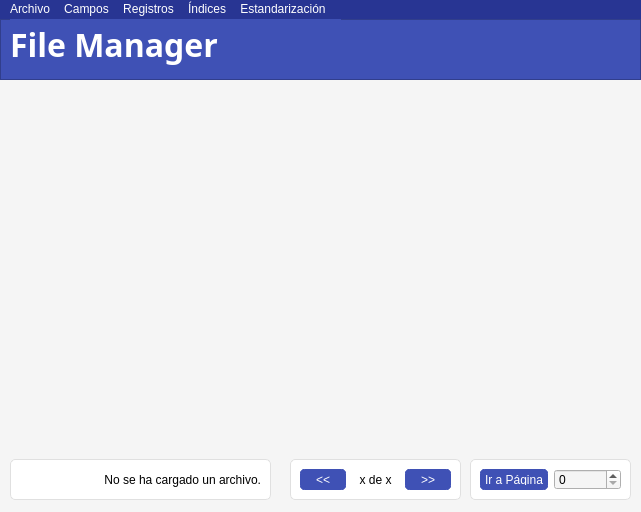
Qt form MainWindow.ui (carlosvelaquez/ProyectoEDII) before a commit.
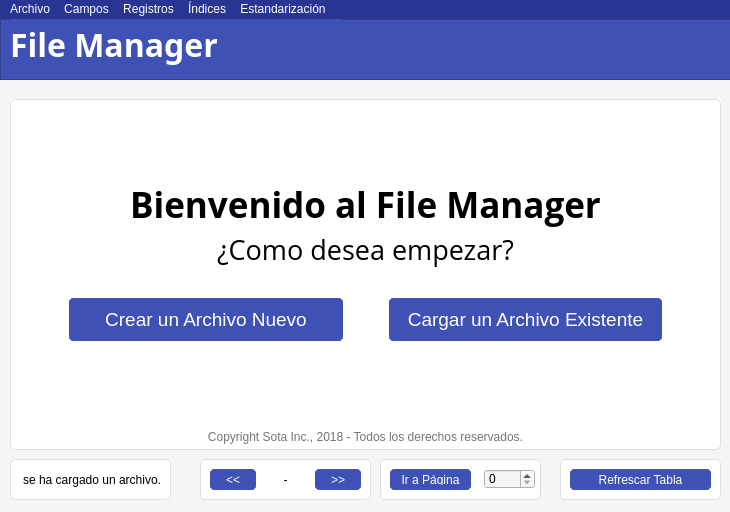
The same form after that commit.

Diff of the .ui file:
```diff
--- a/MainWindow.ui
+++ b/MainWindow.ui
@@ -6,7 +6,7 @@
    <rect>
     <x>0</x>
     <y>0</y>
-    <width>641</width>
+    <width>730</width>
     <height>512</height>
    </rect>
   </property>
@@ -32,7 +32,7 @@
    <widget class="QFrame" name="frame">
     <property name="geometry">
      <rect>
-      <x>290</x>
+      <x>200</x>
       <y>440</y>
       <width>171</width>
       <height>41</height>
@@ -67,7 +67,7 @@
 }</string>
        </property>
        <property name="text">
-        <string>x de x</string>
+        <string>-</string>
        </property>
        <property name="alignment">
         <set>Qt::AlignCenter</set>
@@ -86,7 +86,7 @@
    <widget class="QFrame" name="frame_2">
     <property name="geometry">
      <rect>
-      <x>470</x>
+      <x>380</x>
       <y>440</y>
       <width>161</width>
       <height>41</height>
@@ -105,25 +105,39 @@
     <property name="frameShadow">
      <enum>QFrame::Raised</enum>
     </property>
-    <layout class="QHBoxLayout" name="horizontalLayout_2">
-     <item>
-      <widget class="QPushButton" name="pushButton_adelante_2">
-       <property name="text">
-        <string>Ir a Página</string>
-       </property>
-      </widget>
-     </item>
-     <item>
-      <widget class="QSpinBox" name="spinBox"/>
-     </item>
-    </layout>
+    <widget class="QPushButton" name="pushButton_adelante_2">
+     <property name="geometry">
+      <rect>
+       <x>10</x>
+       <y>10</y>
+       <width>81</width>
+       <height>21</height>
+      </rect>
+     </property>
+     <property name="text">
+      <string>Ir a Página</string>
+     </property>
+    </widget>
+    <widget class="QSpinBox" name="spinBox">
+     <property name="geometry">
+      <rect>
+       <x>104</x>
+       <y>10</y>
+       <width>51</width>
+       <height>20</height>
+      </rect>
+     </property>
+     <property name="maximum">
+      <number>999999</number>
+     </property>
+    </widget>
    </widget>
    <widget class="QTableWidget" name="tableWidget">
     <property name="geometry">
      <rect>
       <x>10</x>
       <y>80</y>
-      <width>621</width>
+      <width>711</width>
       <height>351</height>
      </rect>
     </property>
@@ -145,13 +159,39 @@
     <property name="lineWidth">
      <number>1</number>
     </property>
+    <property name="verticalScrollBarPolicy">
+     <enum>Qt::ScrollBarAsNeeded</enum>
+    </property>
+    <property name="horizontalScrollBarPolicy">
+     <enum>Qt::ScrollBarAlwaysOff</enum>
+    </property>
+    <property name="showGrid">
+     <bool>true</bool>
+    </property>
+    <property name="wordWrap">
+     <bool>false</bool>
+    </property>
+    <property name="cornerButtonEnabled">
+     <bool>true</bool>
+    </property>
+    <attribute name="horizontalHeaderStretchLastSection">
+     <bool>true</bool>
+    </attribute>
+    <attribute name="verticalHeaderStretchLastSection">
+     <bool>false</bool>
+    </attribute>
+    <column>
+     <property name="text">
+      <string>No se ha cargado un archivo. Puede crear uno en Archivo &gt; Nuevo Archivo.</string>
+     </property>
+    </column>
    </widget>
    <widget class="QFrame" name="frame_3">
     <property name="geometry">
      <rect>
       <x>0</x>
       <y>0</y>
-      <width>641</width>
+      <width>731</width>
       <height>61</height>
      </rect>
     </property>
@@ -192,7 +232,7 @@
      <rect>
       <x>10</x>
       <y>440</y>
-      <width>261</width>
+      <width>161</width>
       <height>41</height>
      </rect>
     </property>
@@ -214,7 +254,7 @@
       <rect>
        <x>10</x>
        <y>5</y>
-       <width>241</width>
+       <width>141</width>
        <height>31</height>
       </rect>
      </property>
@@ -231,13 +271,254 @@
      </property>
     </widget>
    </widget>
+   <widget class="QFrame" name="frame_5">
+    <property name="geometry">
+     <rect>
+      <x>560</x>
+      <y>440</y>
+      <width>161</width>
+      <height>41</height>
+     </rect>
+    </property>
+    <property name="styleSheet">
+     <string notr="true">QFrame{
+	border: 1px solid #E0E0E0;
+	border-radius: 5px;
+	background-color: white;
+}</string>
+    </property>
+    <property name="frameShape">
+     <enum>QFrame::StyledPanel</enum>
+    </property>
+    <property name="frameShadow">
+     <enum>QFrame::Raised</enum>
+    </property>
+    <layout class="QHBoxLayout" name="horizontalLayout_2">
+     <item>
+      <widget class="QPushButton" name="pushButton_refresh">
+       <property name="styleSheet">
+        <string notr="true"/>
+       </property>
+       <property name="text">
+        <string>Refrescar Tabla</string>
+       </property>
+      </widget>
+     </item>
+    </layout>
+   </widget>
+   <widget class="QFrame" name="frame_Bienvenida">
+    <property name="geometry">
+     <rect>
+      <x>10</x>
+      <y>80</y>
+      <width>711</width>
+      <height>351</height>
+     </rect>
+    </property>
+    <property name="styleSheet">
+     <string notr="true">QFrame{
+	border: 1px solid #E0E0E0;
+	border-radius: 5px;
+	background-color: white;
+}
+
+QLabel{
+	border: 0px;
+}</string>
+    </property>
+    <property name="frameShape">
+     <enum>QFrame::StyledPanel</enum>
+    </property>
+    <property name="frameShadow">
+     <enum>QFrame::Raised</enum>
+    </property>
+    <widget class="QLabel" name="label_2">
+     <property name="geometry">
+      <rect>
+       <x>10</x>
+       <y>80</y>
+       <width>691</width>
+       <height>51</height>
+      </rect>
+     </property>
+     <property name="font">
+      <font>
+       <family>Open Sans</family>
+       <pointsize>26</pointsize>
+       <weight>75</weight>
+       <bold>true</bold>
+      </font>
+     </property>
+     <property name="styleSheet">
+      <string notr="true"/>
+     </property>
+     <property name="text">
+      <string>Bienvenido al File Manager</string>
+     </property>
+     <property name="alignment">
+      <set>Qt::AlignCenter</set>
+     </property>
+    </widget>
+    <widget class="QLabel" name="label_3">
+     <property name="geometry">
+      <rect>
+       <x>10</x>
+       <y>130</y>
+       <width>691</width>
+       <height>41</height>
+      </rect>
+     </property>
+     <property name="font">
+      <font>
+       <family>Open Sans</family>
+       <pointsize>20</pointsize>
+       <weight>50</weight>
+       <bold>false</bold>
+      </font>
+     </property>
+     <property name="text">
+      <string>¿Como desea empezar?</string>
+     </property>
+     <property name="alignment">
+      <set>Qt::AlignCenter</set>
+     </property>
+    </widget>
+    <widget class="QFrame" name="frame_6">
+     <property name="geometry">
+      <rect>
+       <x>10</x>
+       <y>190</y>
+       <width>691</width>
+       <height>61</height>
+      </rect>
+     </property>
+     <property name="styleSheet">
+      <string notr="true">QFrame{
+	border: 0px;
+}</string>
+     </property>
+     <property name="frameShape">
+      <enum>QFrame::StyledPanel</enum>
+     </property>
+     <property name="frameShadow">
+      <enum>QFrame::Raised</enum>
+     </property>
+     <layout class="QHBoxLayout" name="horizontalLayout_3">
+      <item>
+       <spacer name="horizontalSpacer_2">
+        <property name="orientation">
+         <enum>Qt::Horizontal</enum>
+        </property>
+        <property name="sizeType">
+         <enum>QSizePolicy::Minimum</enum>
+        </property>
+        <property name="sizeHint" stdset="0">
+         <size>
+          <width>40</width>
+          <height>20</height>
+         </size>
+        </property>
+       </spacer>
+      </item>
+      <item>
+       <widget class="QPushButton" name="pushButton_bNuevo">
+        <property name="sizePolicy">
+         <sizepolicy hsizetype="Minimum" vsizetype="MinimumExpanding">
+          <horstretch>0</horstretch>
+          <verstretch>0</verstretch>
+         </sizepolicy>
+        </property>
+        <property name="font">
+         <font>
+          <family>Segoe UI</family>
+          <pointsize>14</pointsize>
+         </font>
+        </property>
+        <property name="text">
+         <string>Crear un Archivo Nuevo</string>
+        </property>
+       </widget>
+      </item>
+      <item>
+       <spacer name="horizontalSpacer">
+        <property name="orientation">
+         <enum>Qt::Horizontal</enum>
+        </property>
+        <property name="sizeType">
+         <enum>QSizePolicy::Minimum</enum>
+        </property>
+        <property name="sizeHint" stdset="0">
+         <size>
+          <width>40</width>
+          <height>20</height>
+         </size>
+        </property>
+       </spacer>
+      </item>
+      <item>
+       <widget class="QPushButton" name="pushButton_bCargar">
+        <property name="sizePolicy">
+         <sizepolicy hsizetype="Minimum" vsizetype="MinimumExpanding">
+          <horstretch>0</horstretch>
+          <verstretch>0</verstretch>
+         </sizepolicy>
+        </property>
+        <property name="font">
+         <font>
+          <family>Segoe UI</family>
+          <pointsize>14</pointsize>
+         </font>
+        </property>
+        <property name="text">
+         <string>Cargar un Archivo Existente</string>
+        </property>
+       </widget>
+      </item>
+      <item>
+       <spacer name="horizontalSpacer_3">
+        <property name="orientation">
+         <enum>Qt::Horizontal</enum>
+        </property>
+        <property name="sizeType">
+         <enum>QSizePolicy::Minimum</enum>
+        </property>
+        <property name="sizeHint" stdset="0">
+         <size>
+          <width>40</width>
+          <height>20</height>
+         </size>
+        </property>
+       </spacer>
+      </item>
+     </layout>
+    </widget>
+    <widget class="QLabel" name="label_4">
+     <property name="geometry">
+      <rect>
+       <x>10</x>
+       <y>330</y>
+       <width>691</width>
+       <height>16</height>
+      </rect>
+     </property>
+     <property name="styleSheet">
+      <string notr="true">color: #757575</string>
+     </property>
+     <property name="text">
+      <string>Copyright Sota Inc., 2018 - Todos los derechos reservados.</string>
+     </property>
+     <property name="alignment">
+      <set>Qt::AlignCenter</set>
+     </property>
+    </widget>
+   </widget>
   </widget>
   <widget class="QMenuBar" name="menubar">
    <property name="geometry">
     <rect>
      <x>0</x>
      <y>0</y>
-     <width>641</width>
+     <width>730</width>
      <height>21</height>
     </rect>
    </property>
```
Left out of the diff: 6 changed lines with no effect on the pictures.
